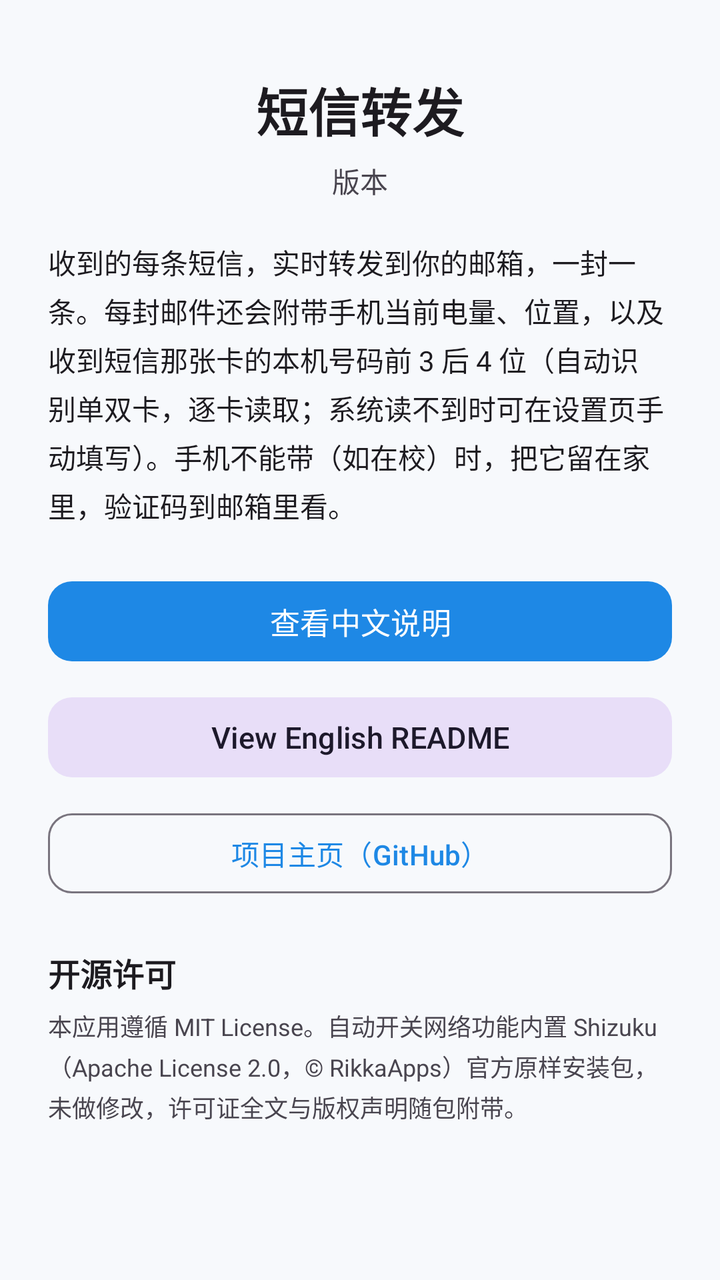
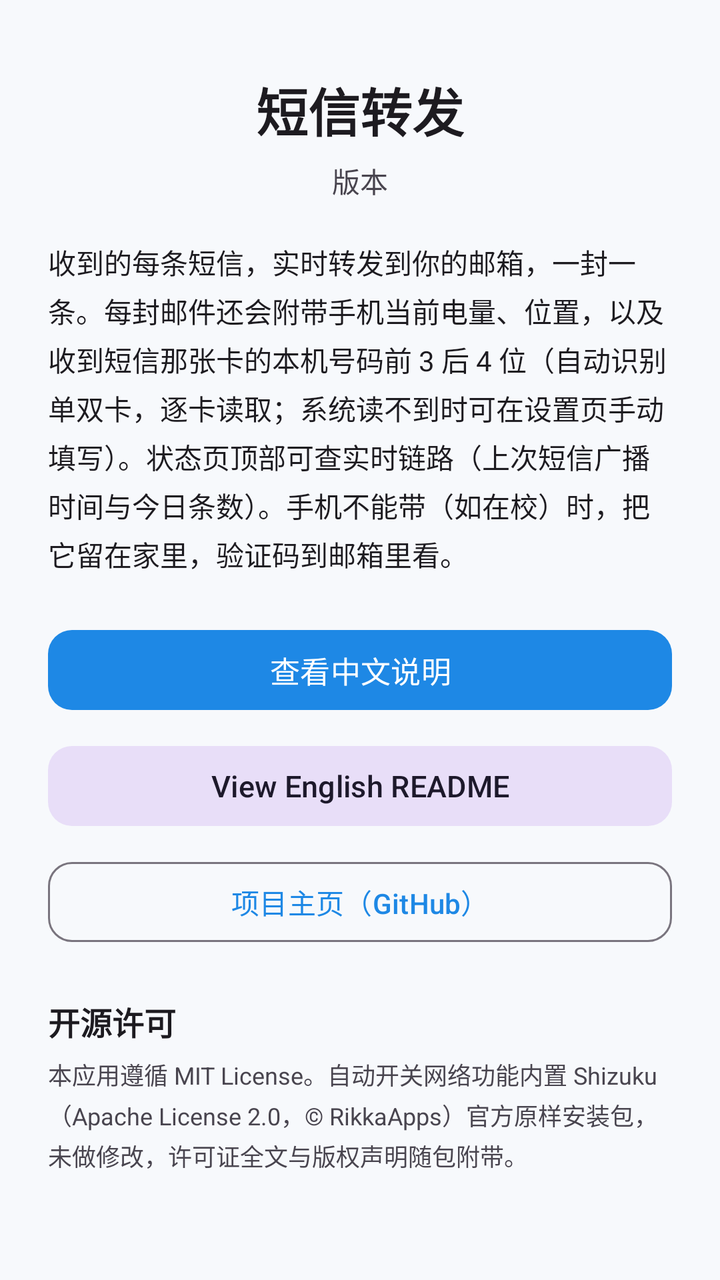

Before-and-after screenshots of an Android layout around one commit, followed by the original layout XML and the change that was made.
<!-- AndroidManifest.xml: application theme Theme.SmsForwarder -->
<!-- res/layout/activity_about.xml -->
<?xml version="1.0" encoding="utf-8"?>
<ScrollView xmlns:android="http://schemas.android.com/apk/res/android"
    xmlns:app="http://schemas.android.com/apk/res-auto"
    android:layout_width="match_parent"
    android:layout_height="match_parent"
    android:fillViewport="true">

    <LinearLayout
        android:layout_width="match_parent"
        android:layout_height="wrap_content"
        android:orientation="vertical"
        android:padding="24dp">

        <TextView
            android:layout_width="wrap_content"
            android:layout_height="wrap_content"
            android:layout_gravity="center_horizontal"
            android:layout_marginTop="12dp"
            android:text="短信转发"
            android:textColor="?attr/colorOnSurface"
            android:textSize="26sp"
            android:textStyle="bold" />

        <TextView
            android:id="@+id/tv_version"
            android:layout_width="wrap_content"
            android:layout_height="wrap_content"
            android:layout_gravity="center_horizontal"
            android:layout_marginTop="6dp"
            android:text="版本"
            android:textColor="?attr/colorOnSurfaceVariant"
            android:textSize="14sp" />

        <TextView
            android:layout_width="match_parent"
            android:layout_height="wrap_content"
            android:layout_marginTop="20dp"
            android:lineSpacingExtra="4dp"
            android:text="收到的每条短信，实时转发到你的邮箱，一封一条。每封邮件还会附带手机当前电量、位置，以及收到短信那张卡的本机号码前 3 后 4 位（自动识别单双卡，逐卡读取；系统读不到时可在设置页手动填写）。手机不能带（如在校）时，把它留在家里，验证码到邮箱里看。"
            android:textColor="?attr/colorOnSurface"
            android:textSize="14sp" />

        <com.google.android.material.button.MaterialButton
            android:id="@+id/btn_readme_zh"
            android:layout_width="match_parent"
            android:layout_height="wrap_content"
            android:layout_marginTop="24dp"
            android:text="查看中文说明"
            android:textSize="15sp"
            app:cornerRadius="12dp" />

        <com.google.android.material.button.MaterialButton
            android:id="@+id/btn_readme_en"
            android:layout_width="match_parent"
            android:layout_height="wrap_content"
            android:layout_marginTop="10dp"
            android:text="View English README"
            android:textSize="15sp"
            style="@style/Widget.Material3.Button.TonalButton"
            app:cornerRadius="12dp" />

        <com.google.android.material.button.MaterialButton
            android:id="@+id/btn_github"
            android:layout_width="match_parent"
            android:layout_height="wrap_content"
            android:layout_marginTop="10dp"
            android:text="项目主页（GitHub）"
            android:textSize="14sp"
            style="@style/Widget.Material3.Button.OutlinedButton"
            app:cornerRadius="12dp" />

        <TextView
            android:layout_width="match_parent"
            android:layout_height="wrap_content"
            android:layout_marginTop="24dp"
            android:lineSpacingExtra="4dp"
            android:text="开源许可"
            android:textColor="?attr/colorOnSurface"
            android:textSize="16sp"
            android:textStyle="bold" />

        <TextView
            android:layout_width="match_parent"
            android:layout_height="wrap_content"
            android:layout_marginTop="6dp"
            android:lineSpacingExtra="3dp"
            android:text="本应用遵循 MIT License。自动开关网络功能内置 Shizuku（Apache License 2.0，© RikkaApps）官方原样安装包，未做修改，许可证全文与版权声明随包附带。"
            android:textColor="?attr/colorOnSurfaceVariant"
            android:textSize="12sp" />

    </LinearLayout>

</ScrollView>
<!-- resources referenced by this layout -->
<resources>
  <style name="Theme.SmsForwarder" parent="Theme.Material3.DayNight.NoActionBar">
          <item name="colorPrimary">@color/primary</item>
          <item name="colorOnPrimary">@color/on_primary</item>
          <item name="colorPrimaryContainer">@color/primary_container</item>
          <item name="colorOnPrimaryContainer">@color/on_primary_container</item>
          <item name="android:colorBackground">@color/background</item>
      </style>
  <color name="primary">#1E88E5</color>
  <color name="on_primary">#FFFFFF</color>
  <color name="primary_container">#D7E8FB</color>
  <color name="on_primary_container">#0A3B66</color>
  <color name="background">#F7F9FC</color>
</resources>

<!-- the commit's change to res/layout/activity_about.xml (unified diff, before → after) -->
@@ -36,7 +36,7 @@
             android:layout_height="wrap_content"
             android:layout_marginTop="20dp"
             android:lineSpacingExtra="4dp"
-            android:text="收到的每条短信，实时转发到你的邮箱，一封一条。每封邮件还会附带手机当前电量、位置，以及收到短信那张卡的本机号码前 3 后 4 位（自动识别单双卡，逐卡读取；系统读不到时可在设置页手动填写）。手机不能带（如在校）时，把它留在家里，验证码到邮箱里看。"
+            android:text="收到的每条短信，实时转发到你的邮箱，一封一条。每封邮件还会附带手机当前电量、位置，以及收到短信那张卡的本机号码前 3 后 4 位（自动识别单双卡，逐卡读取；系统读不到时可在设置页手动填写）。状态页顶部可查实时链路（上次短信广播时间与今日条数）。手机不能带（如在校）时，把它留在家里，验证码到邮箱里看。"
             android:textColor="?attr/colorOnSurface"
             android:textSize="14sp" />
 
